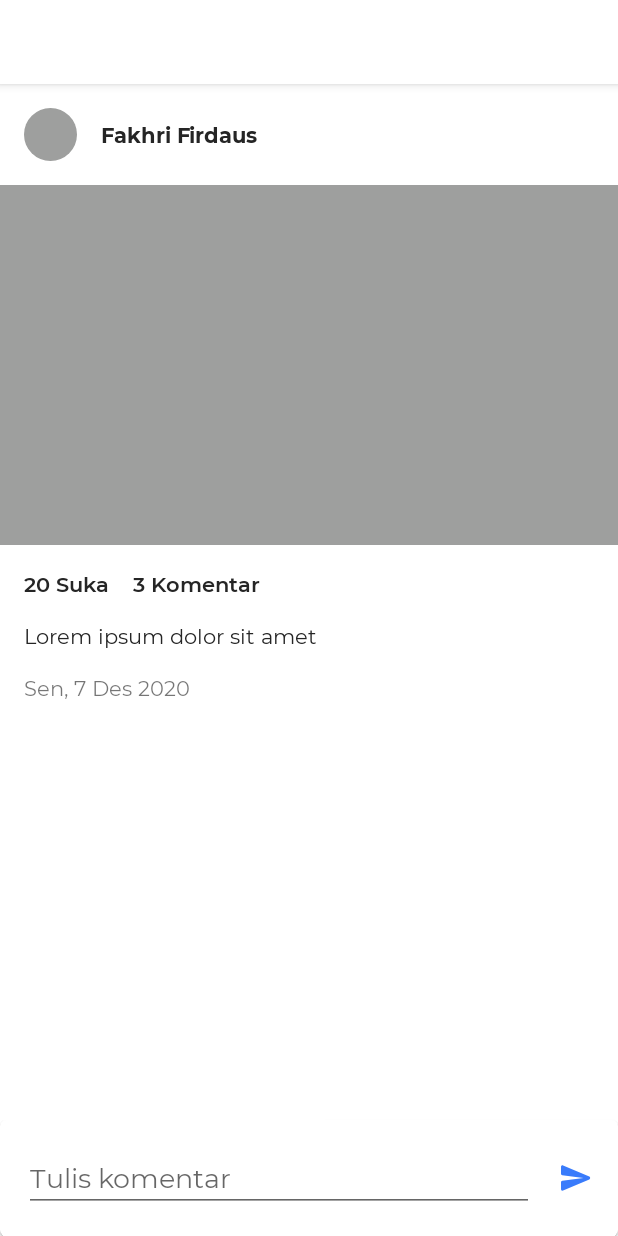
After one commit to affand20/alumnifstku-app, an Android app: the layout fragment_detail_post.xml on its own in the app's theme, with its tools: preview values and no code run, on a phone screen of 412 x 824 dp. The commit adds this screen. Run offline under Robolectric (Android 15) with nearby library versions, the phone set to English and light mode, and no system bars.

Commit message:
detail page and fetch comment done

```diff
--- a/app/src/main/java/id/trydev/alumnifstku/model/Comment.kt
+++ b/app/src/main/java/id/trydev/alumnifstku/model/Comment.kt
@@ -19,4 +19,7 @@ data class Comment (
     @SerializedName("created_at")
     val createdAt: String? = null,
 
+    @SerializedName("alumni")
+    val alumni: Alumni? = null
+
 )
--- a/app/src/main/java/id/trydev/alumnifstku/model/Post.kt
+++ b/app/src/main/java/id/trydev/alumnifstku/model/Post.kt
@@ -25,6 +25,7 @@ data class Post (
     @SerializedName("comment")
     val comments: List<Comment>? = null,
 
-
+    @SerializedName("created_at")
+    val createdAt: String? = null,
 
     )
--- a/app/src/main/java/id/trydev/alumnifstku/network/ApiFactory.kt
+++ b/app/src/main/java/id/trydev/alumnifstku/network/ApiFactory.kt
@@ -301,7 +301,7 @@ object ApiFactory {
     }
 
     /* Post Comment function */
-    suspend fun postComment(apiToken: String, id: Int, teks: String): Result<DefaultResponse<Comment>> {
+    suspend fun postComment(apiToken: String, id: Int, teks: String): Result<DefaultResponse<List<Comment>>> {
         return safeApiCall { apiService.commentPost("Bearer $apiToken", id, teks) }
     }
 
--- a/app/src/main/java/id/trydev/alumnifstku/network/ApiService.kt
+++ b/app/src/main/java/id/trydev/alumnifstku/network/ApiService.kt
@@ -419,7 +419,7 @@ interface ApiService {
         @Path("id") id: Int,
         @Field("text") comment: String,
         @Header("Accept") accept: String = "application/json",
-    ): Response<DefaultResponse<Comment>>
+    ): Response<DefaultResponse<List<Comment>>>
 
     /*
     * Remove Comment post
--- /dev/null
+++ b/app/src/main/res/drawable/ic_round_send_24.xml
@@ -0,0 +1,5 @@
+<vector android:height="24dp" android:tint="#397BFB"
+    android:viewportHeight="24" android:viewportWidth="24"
+    android:width="24dp" xmlns:android="http://schemas.android.com/apk/res/android">
+    <path android:fillColor="@android:color/white" android:pathData="M3.4,20.4l17.45,-7.48c0.81,-0.35 0.81,-1.49 0,-1.84L3.4,3.6c-0.66,-0.29 -1.39,0.2 -1.39,0.91L2,9.12c0,0.5 0.37,0.93 0.87,0.99L17,12 2.87,13.88c-0.5,0.07 -0.87,0.5 -0.87,1l0.01,4.61c0,0.71 0.73,1.2 1.39,0.91z"/>
+</vector>
--- /dev/null
+++ b/app/src/main/res/layout/fragment_detail_post.xml
@@ -0,0 +1,204 @@
+<?xml version="1.0" encoding="utf-8"?>
+<androidx.coordinatorlayout.widget.CoordinatorLayout xmlns:android="http://schemas.android.com/apk/res/android"
+    android:layout_width="match_parent"
+    android:layout_height="match_parent"
+    xmlns:app="http://schemas.android.com/apk/res-auto"
+    xmlns:tools="http://schemas.android.com/tools">
+
+    <androidx.appcompat.widget.Toolbar
+        android:id="@+id/toolbar"
+        android:layout_width="match_parent"
+        android:layout_height="?attr/actionBarSize"
+        android:background="@color/white"
+        android:elevation="4dp"
+        app:layout_constraintEnd_toEndOf="parent"
+        app:layout_constraintStart_toStartOf="parent"
+        app:layout_constraintTop_toTopOf="parent"
+        app:titleTextColor="@android:color/black">
+
+    </androidx.appcompat.widget.Toolbar>
+
+    <ScrollView
+        android:id="@+id/root_view"
+        android:layout_width="match_parent"
+        android:layout_height="match_parent"
+        android:layout_marginBottom="76dp"
+        android:layout_marginTop="?attr/actionBarSize"
+        app:layout_constraintBottom_toBottomOf="parent"
+        app:layout_constraintEnd_toEndOf="parent"
+        app:layout_constraintStart_toStartOf="parent"
+        app:layout_constraintTop_toBottomOf="@+id/toolbar">
+
+        <androidx.constraintlayout.widget.ConstraintLayout
+            android:layout_width="match_parent"
+            android:layout_height="wrap_content">
+
+            <de.hdodenhof.circleimageview.CircleImageView
+                android:id="@+id/iv_profile_pic"
+                android:layout_width="35dp"
+                android:layout_height="35dp"
+                android:layout_marginStart="16dp"
+                android:layout_marginTop="16dp"
+                app:layout_constraintStart_toStartOf="parent"
+                app:layout_constraintTop_toTopOf="parent"
+                tools:src="@color/grey" />
+
+            <TextView
+                android:id="@+id/tv_username"
+                android:layout_width="wrap_content"
+                android:layout_height="wrap_content"
+                android:layout_marginStart="16dp"
+                android:layout_marginEnd="16dp"
+                android:fontFamily="@font/montserrat_bold"
+                android:textColor="@color/black_soft"
+                app:layout_constraintBottom_toBottomOf="@+id/iv_profile_pic"
+                app:layout_constraintEnd_toEndOf="parent"
+                app:layout_constraintHorizontal_bias="0.0"
+                app:layout_constraintStart_toEndOf="@+id/iv_profile_pic"
+                app:layout_constraintTop_toTopOf="@+id/iv_profile_pic"
+                tools:text="Fakhri Firdaus" />
+
+            <ImageView
+                android:id="@+id/iv_post"
+                android:layout_width="match_parent"
+                android:layout_height="240dp"
+                android:layout_marginTop="16dp"
+                app:layout_constraintEnd_toEndOf="parent"
+                app:layout_constraintStart_toStartOf="parent"
+                app:layout_constraintTop_toBottomOf="@+id/iv_profile_pic"
+                tools:src="@color/grey" />
+
+            <TextView
+                android:id="@+id/tv_post_like"
+                android:layout_width="wrap_content"
+                android:layout_height="wrap_content"
+                android:layout_marginStart="16dp"
+                android:layout_marginTop="16dp"
+                android:fontFamily="@font/montserrat_semi_bold"
+                android:textColor="@color/black_soft"
+                app:layout_constraintStart_toStartOf="parent"
+                app:layout_constraintTop_toBottomOf="@+id/iv_post"
+                tools:text="20 Suka" />
+
+            <TextView
+                android:id="@+id/tv_post_comment"
+                android:layout_width="wrap_content"
+                android:layout_height="wrap_content"
+                android:layout_marginStart="16dp"
+                android:layout_marginTop="16dp"
+                android:fontFamily="@font/montserrat_semi_bold"
+                android:textColor="@color/black_soft"
+                app:layout_constraintStart_toEndOf="@+id/tv_post_like"
+                app:layout_constraintTop_toBottomOf="@+id/iv_post"
+                tools:text="3 Komentar" />
+
+            <TextView
+                android:id="@+id/tv_post_caption"
+                android:layout_width="0dp"
+                android:layout_height="wrap_content"
+                android:layout_marginStart="16dp"
+                android:layout_marginTop="16dp"
+                android:layout_marginEnd="16dp"
+                android:ellipsize="end"
+                android:fontFamily="@font/montserrat_regular"
+                android:maxLines="3"
+                android:textColor="@color/black_soft"
+                app:layout_constraintEnd_toEndOf="parent"
+                app:layout_constraintStart_toStartOf="parent"
+                app:layout_constraintTop_toBottomOf="@+id/tv_post_like"
+                tools:text="Lorem ipsum dolor sit amet" />
+
+            <TextView
+                android:id="@+id/tv_post_create"
+                android:layout_width="wrap_content"
+                android:layout_height="wrap_content"
+                android:layout_marginStart="16dp"
+                android:layout_marginTop="16dp"
+                android:fontFamily="@font/montserrat_regular"
+                app:layout_constraintStart_toStartOf="parent"
+                app:layout_constraintTop_toBottomOf="@+id/tv_post_caption"
+                tools:text="Sen, 7 Des 2020" />
+
+            <androidx.recyclerview.widget.RecyclerView
+                android:id="@+id/rv_comment"
+                android:layout_width="0dp"
+                android:layout_height="match_parent"
+                android:layout_marginTop="16dp"
+                android:nestedScrollingEnabled="false"
+                app:layout_constraintBottom_toBottomOf="parent"
+                app:layout_constraintEnd_toEndOf="parent"
+                app:layout_constraintStart_toStartOf="parent"
+                app:layout_constraintTop_toBottomOf="@+id/tv_post_create"
+                tools:itemCount="0"
+                tools:listitem="@layout/item_comment" />
+
+            <ProgressBar
+                android:id="@+id/progress_bar"
+                android:layout_width="wrap_content"
+                android:layout_height="wrap_content"
+                android:layout_marginTop="32dp"
+                android:visibility="gone"
+                app:layout_constraintEnd_toEndOf="parent"
+                app:layout_constraintStart_toStartOf="parent"
+                app:layout_constraintTop_toTopOf="@+id/rv_comment" />
+
+        </androidx.constraintlayout.widget.ConstraintLayout>
+    </ScrollView>
+
+    <com.google.android.material.card.MaterialCardView
+        android:layout_width="match_parent"
+        android:layout_height="wrap_content"
+        android:layout_gravity="bottom|center_horizontal"
+        app:contentPadding="16dp"
+        app:layout_constraintBottom_toBottomOf="parent"
+        app:layout_constraintEnd_toEndOf="parent"
+        app:layout_constraintStart_toStartOf="parent">
+
+        <androidx.constraintlayout.widget.ConstraintLayout
+            android:layout_width="match_parent"
+            android:layout_height="wrap_content"
+            android:focusableInTouchMode="true"
+            android:focusable="true"
+            android:orientation="horizontal">
+
+            <EditText
+                android:id="@+id/edt_comment"
+                android:layout_width="0dp"
+                android:layout_height="wrap_content"
+                android:layout_marginEnd="16dp"
+                android:fontFamily="@font/montserrat_regular"
+                android:hint="Tulis komentar"
+                android:importantForAutofill="no"
+                android:inputType="text"
+                app:layout_constraintTop_toTopOf="parent"
+                app:layout_constraintStart_toStartOf="parent"
+                app:layout_constraintEnd_toStartOf="@id/btn_send_comment"/>
+
+            <ImageButton
+                android:id="@+id/btn_send_comment"
+                android:layout_width="wrap_content"
+                android:layout_height="wrap_content"
+                android:layout_gravity="center_vertical"
+                android:layout_weight="6"
+                android:background="@android:color/transparent"
+                android:src="@drawable/ic_round_send_24"
+                app:layout_constraintBottom_toBottomOf="@id/edt_comment"
+                app:layout_constraintEnd_toEndOf="parent"
+                app:layout_constraintTop_toTopOf="@id/edt_comment"
+                />
+
+            <ProgressBar
+                android:id="@+id/progress_bar_comment"
+                android:indeterminateTint="@color/blue"
+                android:layout_width="25dp"
+                android:layout_height="25dp"
+                android:visibility="gone"
+                app:layout_constraintStart_toStartOf="@id/btn_send_comment"
+                app:layout_constraintEnd_toEndOf="@id/btn_send_comment"
+                app:layout_constraintTop_toTopOf="@id/btn_send_comment"
+                app:layout_constraintBottom_toBottomOf="@id/btn_send_comment"
+                />
+        </androidx.constraintlayout.widget.ConstraintLayout>
+    </com.google.android.material.card.MaterialCardView>
+
+</androidx.coordinatorlayout.widget.CoordinatorLayout>
```
Also changed, not shown: app/src/main/java/id/trydev/alumnifstku/adapter/CommentAdapter.kt (added, +45 -0 lines), app/src/main/java/id/trydev/alumnifstku/adapter/SharingMemoryAdapter.kt (+15 -0 lines), app/src/main/java/id/trydev/alumnifstku/ui/loker/LokerActivity.kt (+2 -8 lines), app/src/main/java/id/trydev/alumnifstku/ui/loker/bottomdialog/DetailFragmentLoker.kt (renamed from app/src/main/java/id/trydev/alumnifstku/ui/loker/bottomdialog/DetailFragmentBottom.kt, +4 -4 lines), app/src/main/java/id/trydev/alumnifstku/ui/memory/SharingMemoryActivity.kt (+5 -2 lines), app/src/main/java/id/trydev/alumnifstku/ui/memory/bottomdialog/detail/DetailFragmentPost.kt (added, +229 -0 lines), app/src/main/java/id/trydev/alumnifstku/ui/memory/bottomdialog/detail/DetailFragmentViewModel.kt (added, +121 -0 lines), app/src/main/res/drawable/ic_round_arrow_back_24.xml (added, +10 -0 lines), app/src/main/res/layout/item_comment.xml (added, +50 -0 lines), app/src/main/res/layout/item_sharing_memory.xml (+14 -4 lines), app/src/main/res/layout/fragment_detail_loker.xml (renamed from app/src/main/res/layout/fragment_detail_bottom.xml).
